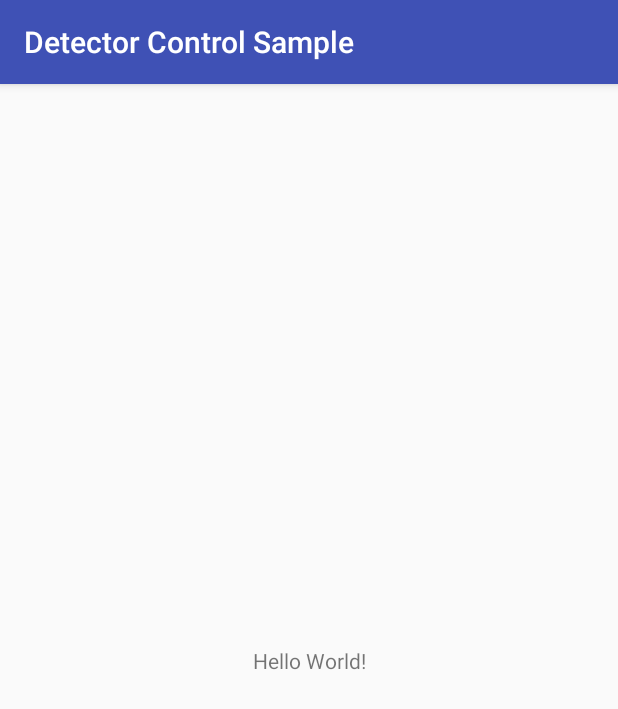
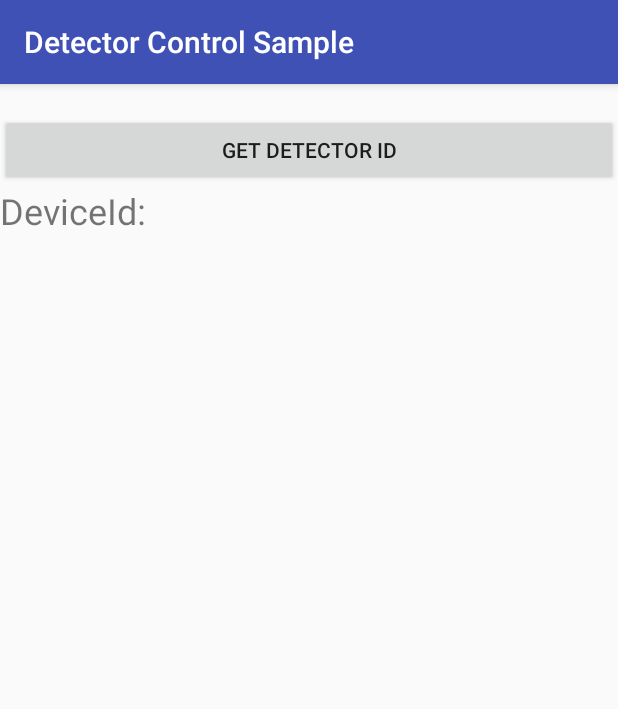
Before and after one commit to matrix-io/android-tracker-control-sample, an Android app: the screen it shows after launch (MainActivity), on a phone screen of 412 x 824 dp. Shown: the top 709 px of the screen. Run offline under Robolectric (Android 15) with nearby library versions, the phone set to English and light mode, and no system bars.

Commit message:
functional sample for test getDetectorId feature via intent

```diff
--- a/app/build.gradle
+++ b/app/build.gradle
@@ -1,11 +1,11 @@
 apply plugin: 'com.android.application'
 
 android {
-    compileSdkVersion 28
+    compileSdkVersion 27
     defaultConfig {
         applicationId "com.admobilize.tracker.sample"
         minSdkVersion 19
-        targetSdkVersion 28
+        targetSdkVersion 27
         versionCode 1
         versionName "1.0"
         testInstrumentationRunner "android.support.test.runner.AndroidJUnitRunner"
@@ -20,7 +20,7 @@ android {
 
 dependencies {
     implementation fileTree(dir: 'libs', include: ['*.jar'])
-    implementation 'com.android.support:appcompat-v7:28.0.0'
+    implementation 'com.android.support:appcompat-v7:27.1.1'
     implementation 'com.android.support.constraint:constraint-layout:1.1.3'
     testImplementation 'junit:junit:4.12'
     androidTestImplementation 'com.android.support.test:runner:1.0.2'
--- a/app/src/main/java/com/admobilize/tracker/sample/MainActivity.java
+++ b/app/src/main/java/com/admobilize/tracker/sample/MainActivity.java
@@ -1,13 +1,96 @@
 package com.admobilize.tracker.sample;
 
+import android.content.BroadcastReceiver;
+import android.content.Context;
+import android.content.Intent;
+import android.content.IntentFilter;
 import android.support.v7.app.AppCompatActivity;
 import android.os.Bundle;
+import android.util.Log;
+import android.view.View;
+import android.widget.Button;
+import android.widget.TextView;
 
 public class MainActivity extends AppCompatActivity {
+
+    private static final String TAG = MainActivity.class.getSimpleName();
+
+    public static final  String action_detector_webhook = "admobilize.broadcast.data";
+
+    private static final String action_get_detector_id  = "ACTION_GET_ADMOBILIZE_DETECTOR_ID";
+    private static final String action_on_detector_id   = "ACTION_ON_ADMOBILIZE_DETECTOR_ID";
+
+    public static final String KEY_DETECTOR_ID = "key_adm_detector_id";
+
+    private String detectorId;
+    private TextView tvDeviceId;
 
     @Override
     protected void onCreate(Bundle savedInstanceState) {
         super.onCreate(savedInstanceState);
         setContentView(R.layout.activity_main);
+
+        Button btnGetDeviceId = findViewById(R.id.button);
+        tvDeviceId = findViewById(R.id.tv_deviceId);
+
+        btnGetDeviceId.setOnClickListener(new View.OnClickListener() {
+            @Override
+            public void onClick(View view) {
+               getDetectorId();
+            }
+        });
+
     }
+
+    public void getDetectorId() {
+        Intent intent = new Intent(action_get_detector_id);
+        sendBroadcast(intent);
+    }
+
+    private BroadcastReceiver mReceiver = new BroadcastReceiver() {
+
+        @Override
+        public void onReceive (Context context, Intent intent) {
+
+            String action = intent.getAction();
+            if (action.equals(action_detector_webhook)) {
+                Bundle extras = intent.getExtras();
+                if (extras != null) {
+                    String webhookdata = extras.getString("webhook");
+                    Log.d(TAG,"webhook: "+webhookdata);
+                }
+            }
+            else if (action.equals(action_on_detector_id)){
+                Bundle extras = intent.getExtras();
+                if (extras != null){
+                   detectorId = extras.getString(KEY_DETECTOR_ID);
+                   Log.d(TAG,"detectorId: "+detectorId);
+                   tvDeviceId.setText(detectorId);
+                }
+            }
+
+        }
+    };
+
+    private void configReceiver () {
+        IntentFilter intentFilter = new IntentFilter();
+        intentFilter.addAction(action_detector_webhook);
+        intentFilter.addAction(action_get_detector_id);
+        intentFilter.addAction(action_on_detector_id);
+
+        registerReceiver(mReceiver, intentFilter);
+    }
+
+    @Override
+    protected void onResume() {
+        super.onResume();
+        configReceiver();
+    }
+
+    @Override
+    protected void onDestroy() {
+        unregisterReceiver(mReceiver);
+        super.onDestroy();
+    }
+
 }
--- a/app/src/main/res/layout/activity_main.xml
+++ b/app/src/main/res/layout/activity_main.xml
@@ -1,18 +1,33 @@
 <?xml version="1.0" encoding="utf-8"?>
-<android.support.constraint.ConstraintLayout xmlns:android="http://schemas.android.com/apk/res/android"
-    xmlns:app="http://schemas.android.com/apk/res-auto"
+<RelativeLayout xmlns:android="http://schemas.android.com/apk/res/android"
     xmlns:tools="http://schemas.android.com/tools"
     android:layout_width="match_parent"
     android:layout_height="match_parent"
     tools:context=".MainActivity">
 
+    <Button
+        android:id="@+id/button"
+        android:layout_width="match_parent"
+        android:layout_height="wrap_content"
+        android:layout_marginTop="20dp"
+        android:text="GET DETECTOR ID" />
+
+
     <TextView
+        android:id="@+id/tv_deviceId_hint"
         android:layout_width="wrap_content"
         android:layout_height="wrap_content"
-        android:text="Hello World!"
-        app:layout_constraintBottom_toBottomOf="parent"
-        app:layout_constraintLeft_toLeftOf="parent"
-        app:layout_constraintRight_toRightOf="parent"
-        app:layout_constraintTop_toTopOf="parent" />
+        android:layout_below="@id/button"
+        android:text="DeviceId:"
+        android:textSize="24sp" />
 
-</android.support.constraint.ConstraintLayout>
+    <TextView
+        android:id="@+id/tv_deviceId"
+        android:layout_width="match_parent"
+        android:layout_height="wrap_content"
+        android:layout_below="@id/tv_deviceId_hint"
+        android:layout_marginTop="5dp"
+        android:text=""
+        android:textSize="20sp" />
+
+</RelativeLayout>
```
